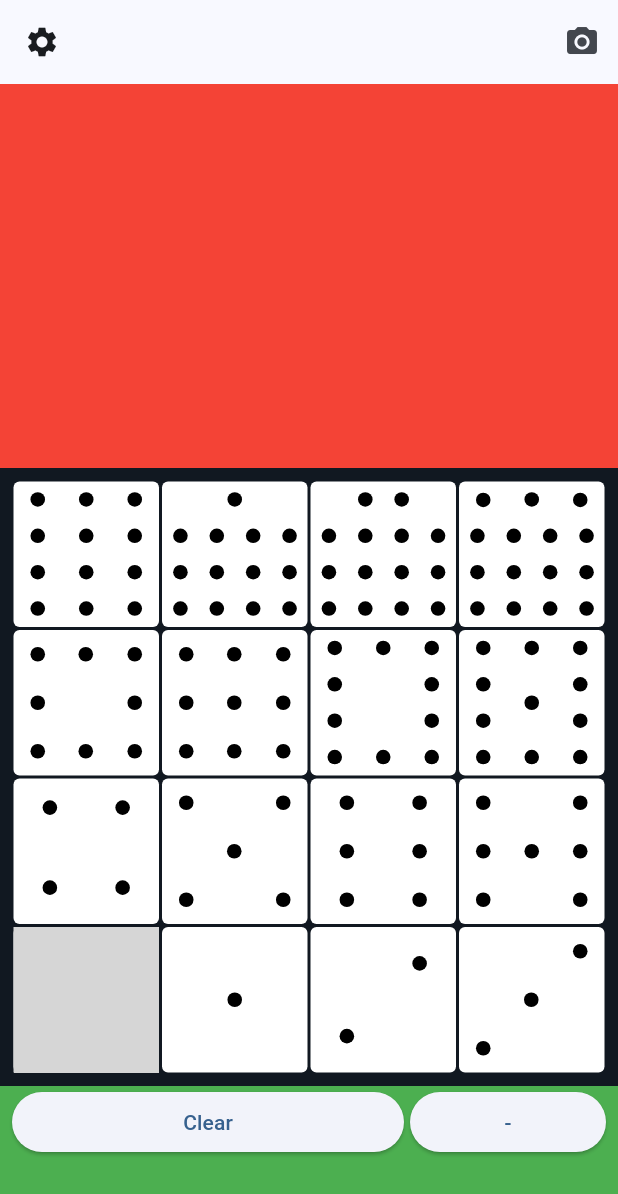
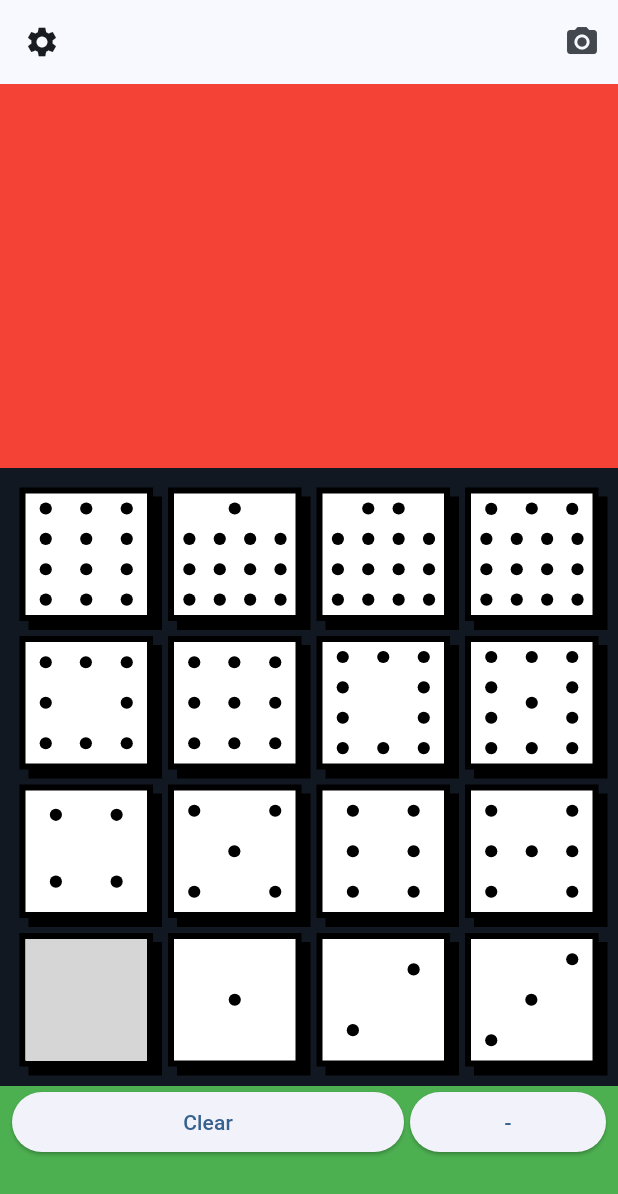
Before and after one commit to chrisstayte/DominoesCalculator, a Flutter app: the screen it shows after launch, on a phone screen of 412 x 824 dp. Shown: the top 1194 px of the screen. Run offline on Flutter 3.47's test engine with Material 3 defaults, Android fonts, the phone set to English and light mode, and no system bars; our stand-ins replace flutter_svg, go_router, shared_preferences; grey boxes are pictures that could not be loaded.

Commit message:
Updated to brutalist style

```diff
--- a/lib/widgets/domino_pip.dart
+++ b/lib/widgets/domino_pip.dart
@@ -37,19 +37,41 @@ class DominoPip extends StatelessWidget {
 
   @override
   Widget build(BuildContext context) {
-    return Material(
-      borderRadius: BorderRadius.circular(4),
+    return Container(
+      margin: const EdgeInsets.all(4),
+      decoration: BoxDecoration(
         color: Colors.white,
+        border: Border.all(color: Colors.black, width: 4),
+        boxShadow: const [
+          BoxShadow(
+            color: Colors.black,
+            offset: Offset(6, 6),
+            blurRadius: 0,
+            spreadRadius: 0,
+          ),
+        ],
+      ),
+      child: Material(
+        color: Colors.transparent,
         child: InkWell(
           onTap: () => onTap(),
           child: Center(
-          child: numberStyle == .pips
+            child: numberStyle == NumberStyle.pips
                 ? buildPipImage(pip, context)
                 : Text(
-                  pip.toString().split('.').last,
+                    pip.value == 0
+                        ? context
+                              .watch<LocalSettingsProvider>()
+                              .localSettings
+                              .freePointValue
+                              .toString()
+                        : pip.value.toString(),
                     style: const TextStyle(
-                    fontSize: 16,
-                    fontWeight: FontWeight.bold,
+                      fontSize: 20,
+                      fontWeight: FontWeight.w900,
+                      color: Colors.black,
+                      letterSpacing: 0.5,
+                    ),
                   ),
           ),
         ),
```
Lines whose indentation alone changed are shown as unchanged.
